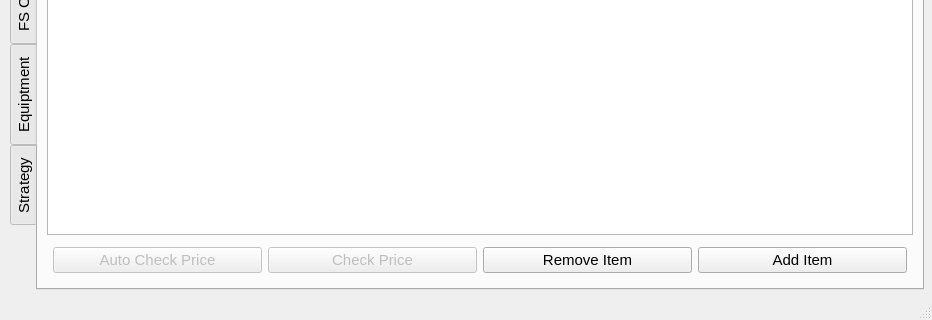
Graveflo/BDO_Enhancement_Tool, file Forms/Main_Window.ui: the form before one commit; both pictures show x 0 to 932 and y 310 to 630 of the 932 by 630 pixel window.
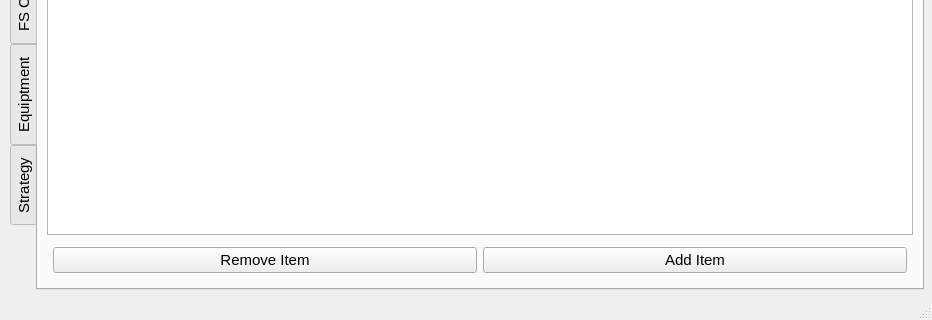
The form after the commit. The open tabs and pages were chosen to show the change. Icons and pictures are not drawn.

```diff
--- a/Forms/Main_Window.ui
+++ b/Forms/Main_Window.ui
@@ -640,29 +640,6 @@
            <property name="bottomMargin">
             <number>6</number>
            </property>
-           <item>
-            <widget class="QPushButton" name="cmdFSAutoPrice">
-             <property name="enabled">
-              <bool>false</bool>
-             </property>
-             <property name="text">
-              <string>Auto Check Price</string>
-             </property>
-             <property name="checkable">
-              <bool>true</bool>
-             </property>
-            </widget>
-           </item>
-           <item>
-            <widget class="QPushButton" name="cmdFSPrice">
-             <property name="enabled">
-              <bool>false</bool>
-             </property>
-             <property name="text">
-              <string>Check Price</string>
-             </property>
-            </widget>
-           </item>
            <item>
             <widget class="QPushButton" name="cmdFSRemove">
              <property name="text">
```
Left out of the diff: 35 changed lines with no effect on the pictures.
